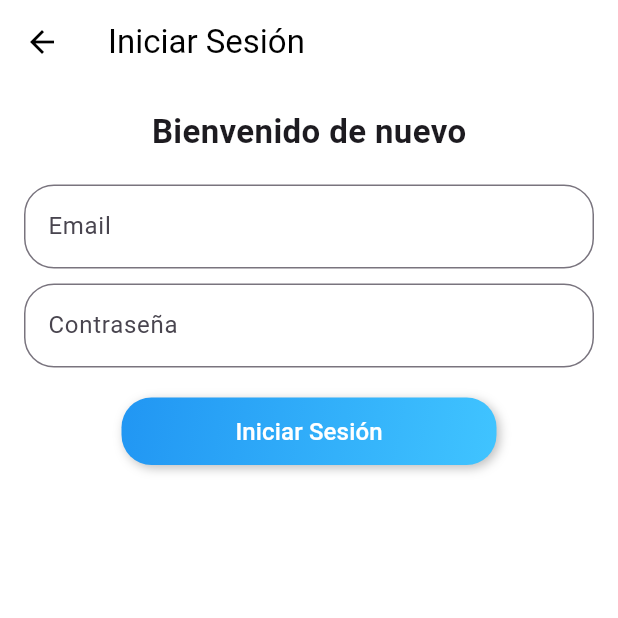
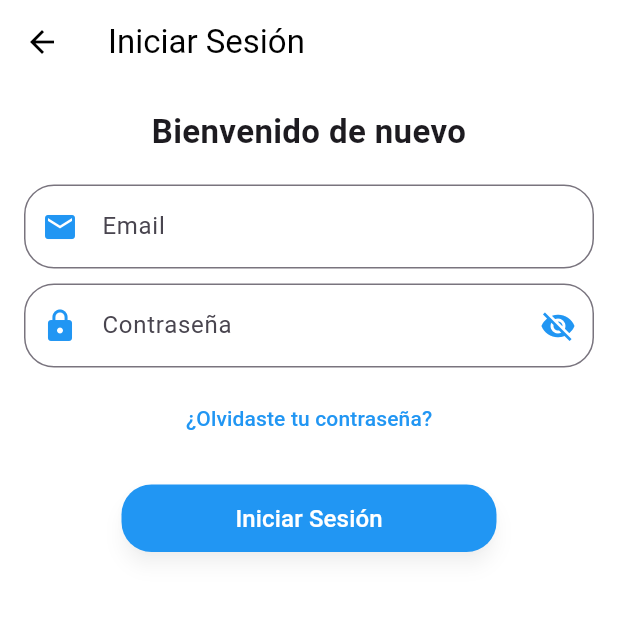
Before and after one commit to Dani-San-Gar/App_padel, a Flutter app: the screen it shows after launch, after a tap on "Iniciar sesión", on a phone screen of 412 x 824 dp, the top half of it. Run offline on Flutter 3.47's test engine with Material 3 defaults, Android fonts, the phone set to English and light mode, and no system bars; our stand-ins replace animate_do, lottie; missing offline and left inert: window_manager.

Commit message:
cambios esteticos

```diff
--- a/lib/screens/login_screen.dart
+++ b/lib/screens/login_screen.dart
@@ -11,8 +11,10 @@
 
 class _LoginScreenState extends State<LoginScreen> {
   final _formKey = GlobalKey<FormState>();
+  bool _obscurePassword = true;
 
-  void _showLoadingAnimation(BuildContext context) {
+  void _login(BuildContext context) async {
+    if (_formKey.currentState!.validate()) {
       showDialog(
         context: context,
         barrierDismissible: false,
@@ -22,13 +24,13 @@
             mainAxisSize: MainAxisSize.min,
             children: [
               Lottie.asset(
-              'assets/animations/loading.json', // Ruta de la animación Lottie
+                'assets/animations/loading.json',
                 width: 150,
                 height: 150,
                 repeat: true,
               ),
-            SizedBox(height: 10),
-            Text(
+              const SizedBox(height: 10),
+              const Text(
                 "Cargando...",
                 style: TextStyle(color: Colors.black, fontSize: 18),
               ),
@@ -36,16 +38,9 @@
           ),
         ),
       );
-  }
 
-  void _login(BuildContext context) async {
-    if (_formKey.currentState!.validate()) {
-      _showLoadingAnimation(context);
-
-      await Future.delayed(Duration(seconds: 3)); // Simula la autenticación
-
-      Navigator.pop(context); // Cierra la animación
-
+      await Future.delayed(const Duration(seconds: 3)); // Simula autenticación
+      Navigator.pop(context);
       Navigator.pushReplacement(
         context,
         MaterialPageRoute(builder: (context) => const HomeScreen()),
@@ -77,20 +72,30 @@
           child: Form(
             key: _formKey,
             child: Column(
-              crossAxisAlignment: CrossAxisAlignment.start,
+              crossAxisAlignment: CrossAxisAlignment.center,
               children: [
-                const Center(
-                  child: Text(
+                const Text(
                   'Bienvenido de nuevo',
                   style: TextStyle(fontSize: 22, fontWeight: FontWeight.bold),
+                  textAlign: TextAlign.center,
+                ),
+                const SizedBox(height: 20),
+                _buildTextField('Email', 'Por favor, ingresa un email válido', Icons.email, false),
+                const SizedBox(height: 10),
+                _buildTextField('Contraseña', 'Por favor, ingresa tu contraseña', Icons.lock, true),
+                const SizedBox(height: 10),
+                Align(
+                  alignment: Alignment.center,
+                  child: TextButton(
+                    onPressed: () {},
+                    child: const Text(
+                      '¿Olvidaste tu contraseña?',
+                      style: TextStyle(color: Colors.blue, fontSize: 14),
+                    ),
                   ),
                 ),
                 const SizedBox(height: 20),
-                _buildTextField('Email', 'Por favor, ingresa tu email'),
-                const SizedBox(height: 10),
-                _buildTextField('Contraseña', 'Por favor, ingresa tu contraseña', isPassword: true),
-                const SizedBox(height: 20),
-                _buildButton('Iniciar Sesión', Colors.lightBlue.shade100, () => _login(context)),
+                _buildGradientButton('Iniciar Sesión', () => _login(context)),
               ],
             ),
           ),
@@ -99,55 +104,62 @@
     );
   }
 
-  Widget _buildTextField(String label, String errorMessage, {bool isPassword = false}) {
+  Widget _buildTextField(String label, String errorMessage, IconData icon, bool isPassword) {
     return TextFormField(
-      obscureText: isPassword,
+      obscureText: isPassword ? _obscurePassword : false,
       decoration: InputDecoration(
         labelText: label,
+        prefixIcon: Icon(icon, color: Colors.blue),
         border: OutlineInputBorder(
           borderRadius: BorderRadius.circular(20),
         ),
+        focusedBorder: OutlineInputBorder(
+          borderRadius: BorderRadius.circular(20),
+          borderSide: const BorderSide(color: Colors.blue, width: 2),
+        ),
+        suffixIcon: isPassword
+            ? IconButton(
+                icon: Icon(
+                  _obscurePassword ? Icons.visibility_off : Icons.visibility,
+                  color: Colors.blue,
+                ),
+                onPressed: () {
+                  setState(() {
+                    _obscurePassword = !_obscurePassword;
+                  });
+                },
+              )
+            : null,
       ),
       validator: (value) {
         if (value!.isEmpty) {
           return errorMessage;
+        } else if (label == 'Email' && !RegExp(r'^[^@]+@[^@]+\.[^@]+').hasMatch(value)) {
+          return 'Ingresa un email válido';
         }
         return null;
       },
     );
   }
 
-  Widget _buildButton(String text, Color color, VoidCallback onPressed) {
-    return Center(
-      child: Container(
+  Widget _buildGradientButton(String text, VoidCallback onPressed) {
+    return SizedBox(
       width: 250,
       height: 45,
-        decoration: BoxDecoration(
-          gradient: LinearGradient(
-            colors: [Colors.blue, Colors.lightBlueAccent],
-            begin: Alignment.topLeft,
-            end: Alignment.bottomRight,
-          ),
-          borderRadius: BorderRadius.circular(20),
-          boxShadow: [
-            BoxShadow(
-              color: Colors.black26,
-              blurRadius: 5,
-              offset: Offset(2, 2),
-            ),
-          ],
-        ),
-        child: TextButton(
+      child: ElevatedButton(
         onPressed: onPressed,
-          style: TextButton.styleFrom(
+        style: ElevatedButton.styleFrom(
           padding: EdgeInsets.zero,
+          shape: RoundedRectangleBorder(borderRadius: BorderRadius.circular(20)),
+          backgroundColor: Colors.blue,
+          shadowColor: Colors.black26,
+          elevation: 5,
         ),
         child: Text(
           text,
           style: const TextStyle(color: Colors.white, fontSize: 16),
         ),
       ),
-      ),
     );
   }
 }
--- a/lib/screens/welcome_screen.dart
+++ b/lib/screens/welcome_screen.dart
@@ -1,20 +1,31 @@
 import 'package:flutter/material.dart';
 import 'package:app_padel/screens/register_screen.dart';
 import 'package:app_padel/screens/login_screen.dart';
-import 'package:animate_do/animate_do.dart'; // Importamos el paquete de animaciones
+import 'package:animate_do/animate_do.dart';
 
 class WelcomeScreen extends StatelessWidget {
   const WelcomeScreen({super.key});
+
+  void _navigateTo(BuildContext context, Widget screen) {
+    Navigator.push(
+      context,
+      MaterialPageRoute(builder: (context) => screen),
+    );
+  }
 
   @override
   Widget build(BuildContext context) {
     return Scaffold(
       backgroundColor: Colors.white,
-      body: Center(
+      body: Padding(
+        padding: const EdgeInsets.symmetric(horizontal: 20),
         child: Column(
+          mainAxisAlignment: MainAxisAlignment.spaceBetween,
+          children: [
+            const SizedBox(height: 50),
+            Column(
               mainAxisSize: MainAxisSize.min,
               children: [
-            // Animación para el título
                 FadeInDown(
                   child: const Text(
                     "PlayDay",
@@ -22,8 +33,6 @@
                   ),
                 ),
                 const SizedBox(height: 10),
-
-            // Animación para el texto descriptivo
                 FadeInDown(
                   delay: const Duration(milliseconds: 300),
                   child: const Text(
@@ -33,37 +42,26 @@
                   ),
                 ),
                 const SizedBox(height: 30),
-
-            // Animación y nuevo diseño para los botones
                 FadeInUp(
                   delay: const Duration(milliseconds: 600),
-              child: _buildGradientButton("Registrarme", () {
-                Navigator.push(
-                  context,
-                  MaterialPageRoute(builder: (context) => const RegisterScreen()),
-                );
-              }),
+                  child: _buildGradientButton("Registrarme", () => _navigateTo(context, const RegisterScreen())),
                 ),
                 const SizedBox(height: 10),
-
                 FadeInUp(
                   delay: const Duration(milliseconds: 800),
-              child: _buildGradientButton("Iniciar sesión", () {
-                Navigator.push(
-                  context,
-                  MaterialPageRoute(builder: (context) => const LoginScreen()),
-                );
-              }),
+                  child: _buildGradientButton("Iniciar sesión", () => _navigateTo(context, const LoginScreen())),
                 ),
-            const SizedBox(height: 20),
-
-            // Animación para el texto de privacidad
-            FadeInUp(
+              ],
+            ),
+            Padding(
+              padding: const EdgeInsets.only(bottom: 20),
+              child: FadeInUp(
                 delay: const Duration(milliseconds: 1000),
                 child: const Text(
                   "Al registrarte aceptas nuestra política de privacidad y nuestras condiciones",
                   style: TextStyle(fontSize: 10),
                   textAlign: TextAlign.center,
+                ),
               ),
             ),
           ],
@@ -73,28 +71,17 @@
   }
 
   Widget _buildGradientButton(String text, VoidCallback onPressed) {
-    return Container(
+    return SizedBox(
       width: 250,
       height: 45,
-      decoration: BoxDecoration(
-        gradient: LinearGradient(
-          colors: [Colors.blue, Colors.lightBlueAccent],
-          begin: Alignment.topLeft,
-          end: Alignment.bottomRight,
-        ),
-        borderRadius: BorderRadius.circular(20),
-        boxShadow: [
-          BoxShadow(
-            color: Colors.black26,
-            blurRadius: 5,
-            offset: Offset(2, 2),
-          ),
-        ],
-      ),
-      child: TextButton(
+      child: ElevatedButton(
         onPressed: onPressed,
-        style: TextButton.styleFrom(
-          padding: EdgeInsets.zero, // Para que ocupe todo el contenedor
+        style: ElevatedButton.styleFrom(
+          padding: EdgeInsets.zero,
+          shape: RoundedRectangleBorder(borderRadius: BorderRadius.circular(20)),
+          backgroundColor: Colors.blue,
+          shadowColor: Colors.black26,
+          elevation: 5,
         ),
         child: Text(
           text,
```
Also changed, not shown: lib/screens/register_screen.dart (+31 -8 lines). Lines whose indentation alone changed are shown as unchanged.
